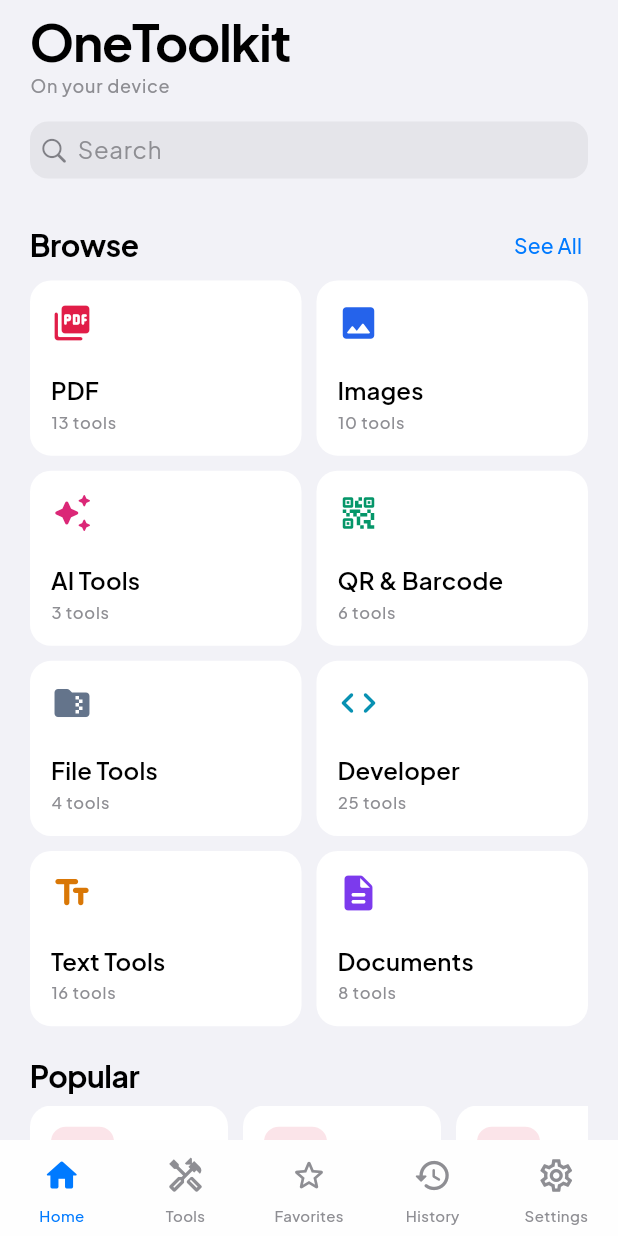
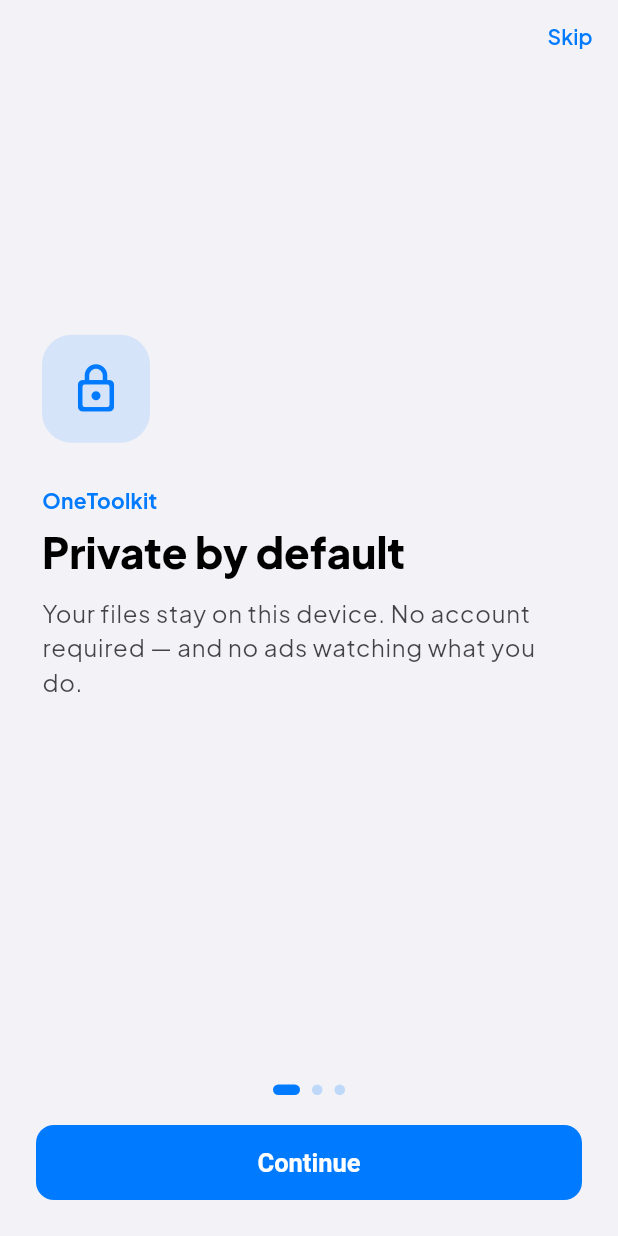
Before and after one commit to kamranibrahim/oneToolKit, a Flutter app: the screen it shows after launch, on a phone screen of 412 x 824 dp. Run offline on Flutter 3.47's test engine with Material 3 defaults, Android fonts, the phone set to English and light mode, and no system bars; our stand-ins replace barcode_widget, file_picker, flutter_image_compress, get, get_storage, google_fonts and 10 more; missing offline and left inert: cunning_document_scanner, google_mlkit_text_recognition, google_mlkit_translation, home_widget, mobile_scanner and 2 more.

Commit message:
Add first-run onboarding and store-ready Settings polish.
Show a three-page privacy/offline intro on launch, and ship reusable App Store copy plus clearer privacy and clear-data messaging.

Co-authored-by: Cursor <cursoragent@cursor.com>

```diff
--- a/lib/app/app.dart
+++ b/lib/app/app.dart
@@ -3,6 +3,7 @@ import 'package:flutter/services.dart';
 import 'package:get/get.dart';
 
 import '../core/constants/app_constants.dart';
+import '../data/services/storage_service.dart';
 import '../modules/settings/settings_controller.dart';
 import 'bindings/initial_binding.dart';
 import 'routes/app_pages.dart';
@@ -15,6 +16,9 @@ class OneToolkitApp extends StatelessWidget {
   @override
   Widget build(BuildContext context) {
     final settings = Get.find<SettingsController>();
+    final storage = Get.find<StorageService>();
+    final seenOnboarding =
+        storage.read<bool>(AppConstants.keyOnboardingDone) == true;
 
     return Obx(
       () => GetMaterialApp(
@@ -24,7 +28,7 @@ class OneToolkitApp extends StatelessWidget {
         darkTheme: AppTheme.dark(),
         themeMode: settings.themeMode.value,
         initialBinding: InitialBinding(),
-        initialRoute: AppRoutes.shell,
+        initialRoute: seenOnboarding ? AppRoutes.shell : AppRoutes.onboarding,
         getPages: AppPages.pages,
         defaultTransition: Transition.cupertino,
         builder: (context, child) {
--- a/lib/app/routes/app_pages.dart
+++ b/lib/app/routes/app_pages.dart
@@ -3,6 +3,7 @@ import 'package:get/get.dart';
 import '../../data/models/tool_model.dart';
 import '../../data/services/favorites_service.dart';
 import '../../data/services/history_service.dart';
+import '../../modules/onboarding/onboarding_view.dart';
 import '../../modules/categories/category_detail_view.dart';
 import '../../modules/search/search_view.dart';
 import '../../modules/shell/shell_binding.dart';
@@ -101,6 +102,7 @@ abstract final class AppPages {
       page: () => const ShellView(),
       binding: ShellBinding(),
     ),
+    GetPage(name: AppRoutes.onboarding, page: () => const OnboardingView()),
     GetPage(name: AppRoutes.search, page: () => const SearchView()),
     GetPage(
       name: AppRoutes.categoryDetail,
--- a/lib/app/routes/app_routes.dart
+++ b/lib/app/routes/app_routes.dart
@@ -3,6 +3,7 @@ abstract final class AppRoutes {
   static const String search = '/search';
   static const String categoryDetail = '/category';
   static const String comingSoon = '/coming-soon';
+  static const String onboarding = '/onboarding';
 
   // Text
   static const String wordCounter = '/tools/word-counter';
--- a/lib/core/constants/app_constants.dart
+++ b/lib/core/constants/app_constants.dart
@@ -10,4 +10,5 @@ abstract final class AppConstants {
   static const String keyHistory = 'history';
   static const String keyRecentSearches = 'recent_searches';
   static const String keyNotes = 'notes';
+  static const String keyOnboardingDone = 'onboarding_done';
 }
--- /dev/null
+++ b/lib/core/constants/store_copy.dart
@@ -0,0 +1,41 @@
+/// App Store / Play Store listing copy (keep offline-first claims accurate).
+abstract final class StoreCopy {
+  static const String name = 'OneToolkit';
+
+  static const String subtitle =
+      '85+ offline PDF, image, QR & utility tools — private by default';
+
+  static const String promotionalText =
+      'One app for everyday files and text. Merge PDFs, scan documents, '
+      'remove backgrounds, scan QR codes, and run dozens of utilities — '
+      'without an account and without uploading your files.';
+
+  static const String description = '''
+OneToolkit is a privacy-first utility toolkit. Tools run on your device whenever possible. No forced sign-up. No ads.
+
+WHAT YOU GET
+• PDF — merge, split, compress, protect, organize, scan to PDF
+• Images — compress, resize, crop, HEIC/WebP, background removal
+• QR & barcodes — generate and scan
+• AI on-device — OCR, translate, summarize
+• Files — ZIP, checksums, duplicates, batch rename
+• Everyday utilities — passwords, calculator, units, notepad, formatters
+
+WHY IT'S DIFFERENT
+• Offline-first — works without a network for most tools
+• Private — your files stay on your device
+• Fast discovery — search, favorites, and home-screen widgets
+
+OneToolkit is free to use. Optional features that need the network (like downloading translation language packs) are clearly on-device when available.
+''';
+
+  static const String keywords =
+      'pdf,merge pdf,ocr,qr scanner,image compress,offline tools,privacy,document scanner,background remover,password generator';
+
+  static const String privacySummary =
+      'OneToolkit does not require an account. Files you open are processed '
+      'locally on your device. Favorites, history, and notes are stored only '
+      'on this device. On-device ML Kit features (OCR, translate) may download '
+      'language or model packs from Google when you use them. We do not run ads '
+      'or sell your data.';
+}
--- /dev/null
+++ b/lib/modules/onboarding/onboarding_view.dart
@@ -0,0 +1,189 @@
+import 'package:flutter/material.dart';
+import 'package:get/get.dart';
+
+import '../../app/routes/app_routes.dart';
+import '../../app/theme/app_colors.dart';
+import '../../core/constants/app_constants.dart';
+import '../../data/services/storage_service.dart';
+
+class OnboardingView extends StatefulWidget {
+  const OnboardingView({super.key});
+
+  @override
+  State<OnboardingView> createState() => _OnboardingViewState();
+}
+
+class _OnboardingViewState extends State<OnboardingView> {
+  final _page = PageController();
+  int _index = 0;
+
+  static const _pages = [
+    _PageData(
+      icon: Icons.lock_outline_rounded,
+      title: 'Private by default',
+      body:
+          'Your files stay on this device. No account required — and no ads watching what you do.',
+      accent: AppColors.seed,
+    ),
+    _PageData(
+      icon: Icons.offline_bolt_outlined,
+      title: 'Built for offline',
+      body:
+          'Merge PDFs, scan codes, compress images, and run everyday utilities without uploading to the cloud.',
+      accent: AppColors.qr,
+    ),
+    _PageData(
+      icon: Icons.star_outline_rounded,
+      title: 'Pin what you use',
+      body:
+          'Favorite tools for quick access, and optionally add a OneToolkit widget to your home screen.',
+      accent: AppColors.text,
+    ),
+  ];
+
+  Future<void> _finish() async {
+    await Get.find<StorageService>().write(AppConstants.keyOnboardingDone, true);
+    Get.offAllNamed(AppRoutes.shell);
+  }
+
+  void _next() {
+    if (_index >= _pages.length - 1) {
+      _finish();
+      return;
+    }
+    _page.nextPage(
+      duration: AppSpace.motion,
+      curve: Curves.easeOutCubic,
+    );
+  }
+
+  @override
+  void dispose() {
+    _page.dispose();
+    super.dispose();
+  }
+
+  @override
+  Widget build(BuildContext context) {
+    final theme = Theme.of(context);
+    final last = _index == _pages.length - 1;
+
+    return Scaffold(
+      body: SafeArea(
+        child: Column(
+          children: [
+            Align(
+              alignment: Alignment.centerRight,
+              child: TextButton(
+                onPressed: _finish,
+                child: const Text('Skip'),
+              ),
+            ),
+            Expanded(
+              child: PageView.builder(
+                controller: _page,
+                itemCount: _pages.length,
+                onPageChanged: (i) => setState(() => _index = i),
+                itemBuilder: (context, i) {
+                  final page = _pages[i];
+                  return Padding(
+                    padding: const EdgeInsets.fromLTRB(28, 12, 28, 12),
+                    child: Column(
+                      crossAxisAlignment: CrossAxisAlignment.start,
+                      children: [
+                        const Spacer(flex: 2),
+                        Container(
+                          width: 72,
+                          height: 72,
+                          decoration: BoxDecoration(
+                            color: page.accent.withValues(alpha: 0.12),
+                            borderRadius: BorderRadius.circular(20),
+                          ),
+                          child: Icon(page.icon, size: 36, color: page.accent),
+                        ),
+                        const SizedBox(height: 28),
+                        Text(
+                          AppConstants.appName,
+                          style: theme.textTheme.labelLarge?.copyWith(
+                            color: theme.colorScheme.primary,
+                            fontWeight: FontWeight.w700,
+                            letterSpacing: 0.2,
+                          ),
+                        ),
+                        const SizedBox(height: 8),
+                        Text(
+                          page.title,
+                          style: theme.textTheme.headlineMedium?.copyWith(
+                            fontWeight: FontWeight.w800,
+                            height: 1.15,
+                          ),
+                        ),
+                        const SizedBox(height: 14),
+                        Text(
+                          page.body,
+                          style: theme.textTheme.bodyLarge?.copyWith(
+                            color: theme.textTheme.bodyLarge?.color
+                                ?.withValues(alpha: 0.72),
+                            height: 1.45,
+                          ),
+                        ),
+                        const Spacer(flex: 3),
+                      ],
+                    ),
+                  );
+                },
+              ),
+            ),
+            Padding(
+              padding: const EdgeInsets.fromLTRB(24, 0, 24, 24),
+              child: Column(
+                children: [
+                  Row(
+                    mainAxisAlignment: MainAxisAlignment.center,
+                    children: List.generate(_pages.length, (i) {
+                      final active = i == _index;
+                      return AnimatedContainer(
+                        duration: AppSpace.motion,
+                        margin: const EdgeInsets.symmetric(horizontal: 4),
+                        width: active ? 18 : 7,
+                        height: 7,
+                        decoration: BoxDecoration(
+                          color: active
+                              ? theme.colorScheme.primary
+                              : theme.colorScheme.primary.withValues(alpha: 0.22),
+                          borderRadius: BorderRadius.circular(99),
+                        ),
+                      );
+                    }),
+                  ),
+                  const SizedBox(height: 20),
+                  SizedBox(
+                    width: double.infinity,
+                    child: FilledButton(
+                      onPressed: _next,
+                      child: Text(last ? 'Get started' : 'Continue'),
+                    ),
+                  ),
+                ],
+              ),
+            ),
+          ],
+        ),
+      ),
+    );
+  }
+}
+
+class _PageData {
+  const _PageData({
+    required this.icon,
+    required this.title,
+    required this.body,
+    required this.accent,
+  });
+
+  final IconData icon;
+  final String title;
+  final String body;
+  final Color accent;
+}
```
Also changed, not shown: lib/modules/settings/settings_view.dart (+73 -12 lines), 1 other file.
